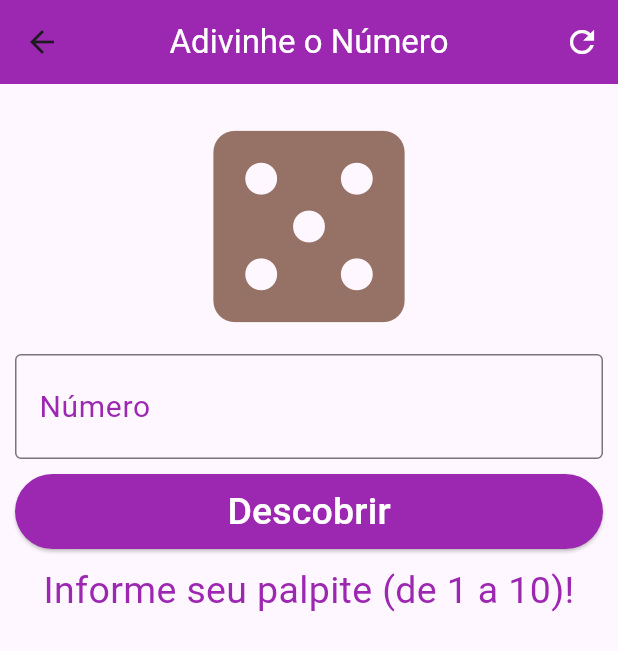
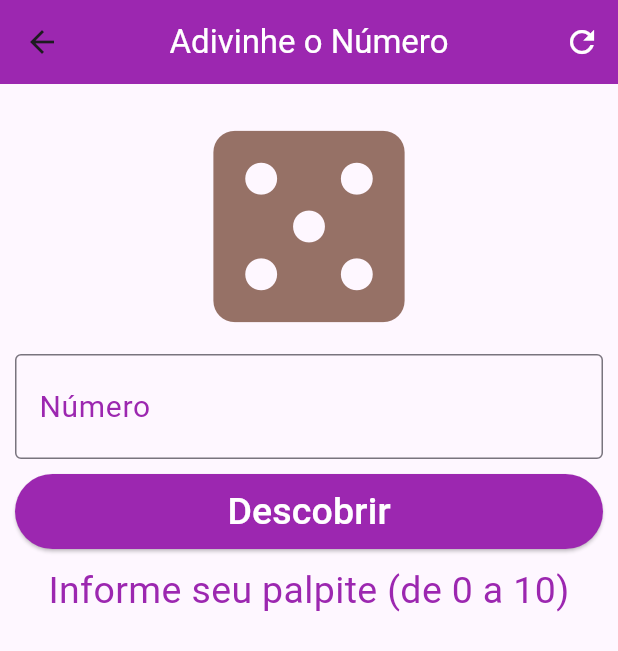
Before and after one commit to giuliamoscoso/atv4, a Flutter app: the Aleatorio screen opened directly, after a tap on the "refresh" icon, on a phone screen of 412 x 824 dp. Shown: the top 651 px of the screen. Run offline on Flutter 3.47's test engine with Material 3 defaults, Android fonts, the phone set to English and light mode, and no system bars.

Commit message:
Correção no intervalo utilizado no módulo aleatório

```diff
--- a/lib/aleatorio.dart
+++ b/lib/aleatorio.dart
@@ -8,7 +8,7 @@ class Aleatorio extends StatefulWidget {
 }
 
 class _AleatorioState extends State<Aleatorio> {
-  String infoTexto = "Informe seu palpite (de 1 a 10)";
+  String infoTexto = "Informe seu palpite (de 0 a 10)";
 
   TextEditingController randomController = TextEditingController();
 
@@ -30,7 +30,7 @@ class _AleatorioState extends State<Aleatorio> {
 
     setState(() {
       if (number > 10 || number < 1) {
-        infoTexto = "Informe um número de 1 a 10!";
+        infoTexto = "Informe seu palpite (de 0 a 10)";
         return;
       } else if (number == randomNumber) {
         infoTexto = "Você acertou! Parabéns!";
@@ -53,7 +53,7 @@ class _AleatorioState extends State<Aleatorio> {
               onPressed: () {
                 randomController.text = "";
                 setState(() {
-                  infoTexto = "Informe seu palpite (de 1 a 10)!";
+                  infoTexto = "Informe seu palpite (de 0 a 10)";
                 });
               },
               icon: const Icon(Icons.refresh, color: Colors.white))
```
